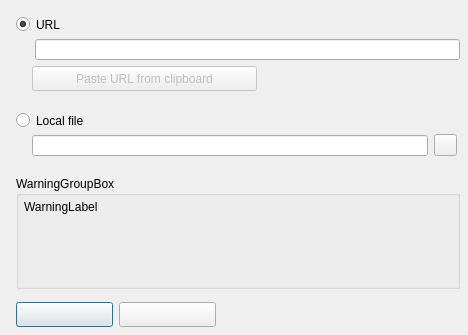
Qt form src/forms/PackageManagerRepositoriesEditURLFormUnit.ui (Eldricos/D-Fend-Reborn) before a commit.
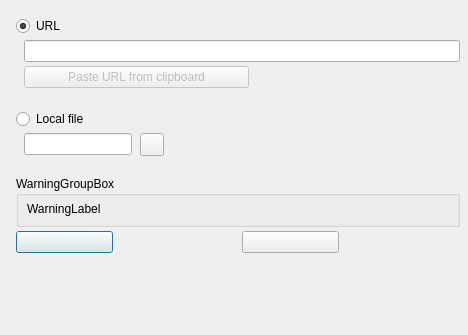
The same form after that commit. Icons and pictures are not drawn.

Commit message: Remaining dialogs: Qt layouts instead of fixed pixel positions

Diff of the .ui file:
```diff
--- a/src/forms/PackageManagerRepositoriesEditURLFormUnit.ui
+++ b/src/forms/PackageManagerRepositoriesEditURLFormUnit.ui
@@ -8,62 +8,173 @@
     <property name="vclPosition" stdset="0"><string notr="true">poOwnerFormCenter</string></property>
     <property name="vclDesignWidth" stdset="0"><number>468</number></property>
     <property name="vclDesignHeight" stdset="0"><number>335</number></property>
-    <widget class="QToolButton" name="SelectFileButton">
-      <property name="geometry"><rect><x>434</x><y>134</y><width>23</width><height>22</height></rect></property>
-      <property name="icon"><iconset resource="../../resources/dfend.qrc"><normaloff>:/glyphs/45f75812cc6f15e7.png</normaloff></iconset></property>
-      <property name="iconSize"><size><width>16</width><height>16</height></size></property>
-    </widget>
-    <widget class="QPushButton" name="OKButton">
-      <property name="geometry"><rect><x>16</x><y>302</y><width>97</width><height>25</height></rect></property>
-      <property name="text"><string></string></property>
-      <property name="autoDefault"><bool>false</bool></property>
-      <property name="vclKind" stdset="0"><string notr="true">bkOK</string></property>
-      <property name="default"><bool>true</bool></property>
-      <property name="vclModalResult" stdset="0"><string notr="true">mrOk</string></property>
-      <property name="vclOnClick" stdset="0"><string notr="true">OKButtonClick</string></property>
-    </widget>
-    <widget class="QPushButton" name="CancelButton">
-      <property name="geometry"><rect><x>119</x><y>302</y><width>97</width><height>25</height></rect></property>
-      <property name="text"><string></string></property>
-      <property name="autoDefault"><bool>false</bool></property>
-      <property name="vclKind" stdset="0"><string notr="true">bkCancel</string></property>
-      <property name="vclCancel" stdset="0"><bool>true</bool></property>
-      <property name="vclModalResult" stdset="0"><string notr="true">mrCancel</string></property>
-    </widget>
+    <layout class="QVBoxLayout" name="PackageManagerRepositoriesEditURLForm_Layout" stretch="0,0,0,0,0,1">
+      <property name="leftMargin"><number>16</number></property>
+      <property name="topMargin"><number>16</number></property>
+      <property name="rightMargin"><number>8</number></property>
+      <property name="bottomMargin"><number>8</number></property>
+      <property name="spacing"><number>0</number></property>
+      <item>
+        <layout class="QGridLayout" name="PackageManagerRepositoriesEditURLForm_Section1" columnstretch="0,0,1">
+          <property name="leftMargin"><number>0</number></property>
+          <property name="topMargin"><number>0</number></property>
+          <property name="rightMargin"><number>0</number></property>
+          <property name="bottomMargin"><number>0</number></property>
+          <property name="horizontalSpacing"><number>8</number></property>
+          <property name="verticalSpacing"><number>4</number></property>
+          <item row="0" column="0" colspan="3">
     <widget class="QRadioButton" name="RadioButtonURL">
-      <property name="geometry"><rect><x>16</x><y>16</y><width>113</width><height>17</height></rect></property>
       <property name="text"><string>URL</string></property>
       <property name="checked"><bool>true</bool></property>
     </widget>
-    <widget class="QRadioButton" name="RadioButtonLocalFile">
-      <property name="geometry"><rect><x>16</x><y>112</y><width>113</width><height>17</height></rect></property>
-      <property name="text"><string>Local file</string></property>
-    </widget>
+          </item>
+          <item row="1" column="1" colspan="2">
     <widget class="QLineEdit" name="URLEdit">
-      <property name="geometry"><rect><x>35</x><y>39</y><width>425</width><height>21</height></rect></property>
-    </widget>
+      </widget>
+          </item>
+          <item row="2" column="1" alignment="Qt::AlignLeft">
     <widget class="QPushButton" name="PasteURLButton">
-      <property name="geometry"><rect><x>32</x><y>66</y><width>225</width><height>25</height></rect></property>
       <property name="enabled"><bool>false</bool></property>
       <property name="text"><string>Paste URL from clipboard</string></property>
       <property name="icon"><iconset resource="../../resources/dfend.qrc"><normaloff>:/glyphs/8125093dd54ecf00.png</normaloff></iconset></property>
       <property name="autoDefault"><bool>false</bool></property>
       <property name="vclOnClick" stdset="0"><string notr="true">PasteURLButtonClick</string></property>
-    </widget>
+              <property name="minimumSize"><size><width>225</width><height>0</height></size></property>
+            </widget>
+          </item>
+          <item row="0" column="2">
+            <spacer name="PackageManagerRepositoriesEditURLForm_Section1_HFill">
+              <property name="orientation"><enum>Qt::Horizontal</enum></property>
+              <property name="sizeHint" stdset="0"><size><width>0</width><height>0</height></size></property>
+            </spacer>
+          </item>
+        </layout>
+      </item>
+      <item>
+        <spacer name="PackageManagerRepositoriesEditURLForm_Gap1">
+          <property name="orientation"><enum>Qt::Vertical</enum></property>
+          <property name="sizeType"><enum>QSizePolicy::Fixed</enum></property>
+          <property name="sizeHint" stdset="0"><size><width>0</width><height>21</height></size></property>
+        </spacer>
+      </item>
+      <item>
+        <layout class="QGridLayout" name="PackageManagerRepositoriesEditURLForm_Section2" columnstretch="0,0,0,1">
+          <property name="leftMargin"><number>0</number></property>
+          <property name="topMargin"><number>0</number></property>
+          <property name="rightMargin"><number>0</number></property>
+          <property name="bottomMargin"><number>0</number></property>
+          <property name="horizontalSpacing"><number>8</number></property>
+          <property name="verticalSpacing"><number>4</number></property>
+          <item row="0" column="0" colspan="4">
+            <widget class="QRadioButton" name="RadioButtonLocalFile">
+              <property name="text"><string>Local file</string></property>
+            </widget>
+          </item>
+          <item row="1" column="1">
     <widget class="QLineEdit" name="LocalFileEdit">
-      <property name="geometry"><rect><x>32</x><y>135</y><width>396</width><height>21</height></rect></property>
-    </widget>
+      </widget>
+          </item>
+          <item row="1" column="2" alignment="Qt::AlignLeft">
+            <widget class="QToolButton" name="SelectFileButton">
+              <property name="icon"><iconset resource="../../resources/dfend.qrc"><normaloff>:/glyphs/45f75812cc6f15e7.png</normaloff></iconset></property>
+              <property name="iconSize"><size><width>16</width><height>16</height></size></property>
+              <property name="minimumSize"><size><width>23</width><height>0</height></size></property>
+            </widget>
+          </item>
+          <item row="0" column="3">
+            <spacer name="PackageManagerRepositoriesEditURLForm_Section2_HFill">
+              <property name="orientation"><enum>Qt::Horizontal</enum></property>
+              <property name="sizeHint" stdset="0"><size><width>0</width><height>0</height></size></property>
+            </spacer>
+          </item>
+        </layout>
+      </item>
+      <item>
+        <spacer name="PackageManagerRepositoriesEditURLForm_Gap2">
+          <property name="orientation"><enum>Qt::Vertical</enum></property>
+          <property name="sizeType"><enum>QSizePolicy::Fixed</enum></property>
+          <property name="sizeHint" stdset="0"><size><width>0</width><height>20</height></size></property>
+        </spacer>
+      </item>
+      <item>
+        <layout class="QGridLayout" name="PackageManagerRepositoriesEditURLForm_Section3" columnstretch="0,0,1">
+          <property name="leftMargin"><number>0</number></property>
+          <property name="topMargin"><number>0</number></property>
+          <property name="rightMargin"><number>0</number></property>
+          <property name="bottomMargin"><number>0</number></property>
+          <property name="horizontalSpacing"><number>8</number></property>
+          <property name="verticalSpacing"><number>4</number></property>
+          <item row="0" column="0" colspan="2" alignment="Qt::AlignLeft">
     <widget class="QGroupBox" name="WarningGroupBox">
-      <property name="geometry"><rect><x>16</x><y>176</y><width>444</width><height>113</height></rect></property>
       <property name="title"><string>WarningGroupBox</string></property>
+              <property name="minimumSize"><size><width>444</width><height>0</height></size></property>
+              <layout class="QGridLayout" name="WarningGroupBox_Layout" columnstretch="0,1">
+                <property name="leftMargin"><number>8</number></property>
+                <property name="topMargin"><number>6</number></property>
+                <property name="rightMargin"><number>4</number></property>
+                <property name="bottomMargin"><number>8</number></property>
+                <property name="horizontalSpacing"><number>8</number></property>
+                <property name="verticalSpacing"><number>4</number></property>
+                <item row="0" column="0" colspan="2">
       <widget class="QLabel" name="WarningLabel">
-        <property name="geometry"><rect><x>8</x><y>24</y><width>433</width><height>73</height></rect></property>
         <property name="text"><string>WarningLabel</string></property>
         <property name="textFormat"><enum>Qt::PlainText</enum></property>
         <property name="wordWrap"><bool>true</bool></property>
         <property name="alignment"><set>Qt::AlignLeft|Qt::AlignTop</set></property>
-      </widget>
-    </widget>
+                    <property name="minimumSize"><size><width>433</width><height>0</height></size></property>
+                  </widget>
+                </item>
+                <item row="0" column="1">
+                  <spacer name="WarningGroupBox_Layout_HFill">
+                    <property name="orientation"><enum>Qt::Horizontal</enum></property>
+                    <property name="sizeHint" stdset="0"><size><width>0</width><height>0</height></size></property>
+                  </spacer>
+                </item>
+                <item row="1" column="0">
+                  <spacer name="WarningGroupBox_VFill">
+                    <property name="orientation"><enum>Qt::Vertical</enum></property>
+                    <property name="sizeHint" stdset="0"><size><width>0</width><height>0</height></size></property>
+                  </spacer>
+                </item>
+              </layout>
+            </widget>
+          </item>
+          <item row="1" column="0" alignment="Qt::AlignLeft">
+            <widget class="QPushButton" name="OKButton">
+              <property name="text"><string /></property>
+              <property name="autoDefault"><bool>false</bool></property>
+              <property name="vclKind" stdset="0"><string notr="true">bkOK</string></property>
+              <property name="default"><bool>true</bool></property>
+              <property name="vclModalResult" stdset="0"><string notr="true">mrOk</string></property>
+              <property name="vclOnClick" stdset="0"><string notr="true">OKButtonClick</string></property>
+              <property name="minimumSize"><size><width>97</width><height>0</height></size></property>
+            </widget>
+          </item>
+          <item row="1" column="1" alignment="Qt::AlignLeft">
+            <widget class="QPushButton" name="CancelButton">
+              <property name="text"><string /></property>
+              <property name="autoDefault"><bool>false</bool></property>
+              <property name="vclKind" stdset="0"><string notr="true">bkCancel</string></property>
+              <property name="vclCancel" stdset="0"><bool>true</bool></property>
+              <property name="vclModalResult" stdset="0"><string notr="true">mrCancel</string></property>
+              <property name="minimumSize"><size><width>97</width><height>0</height></size></property>
+            </widget>
+          </item>
+          <item row="0" column="2">
+            <spacer name="PackageManagerRepositoriesEditURLForm_Section3_HFill">
+              <property name="orientation"><enum>Qt::Horizontal</enum></property>
+              <property name="sizeHint" stdset="0"><size><width>0</width><height>0</height></size></property>
+            </spacer>
+          </item>
+        </layout>
+      </item>
+      <item>
+        <spacer name="PackageManagerRepositoriesEditURLForm_VFill">
+          <property name="orientation"><enum>Qt::Vertical</enum></property>
+          <property name="sizeHint" stdset="0"><size><width>0</width><height>0</height></size></property>
+        </spacer>
+      </item>
+    </layout>
   </widget>
   <tabstops>
     <tabstop>RadioButtonURL</tabstop>
```
Left out of the diff: 6 changed lines with no effect on the pictures. Lines whose indentation alone changed are shown as unchanged. The commit also changes 102 other files.
